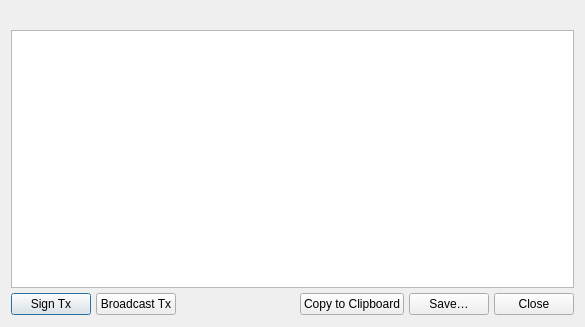
Qt form src/qt/forms/psbtoperationsdialog.ui (AvianNetwork/Avian) before a commit.
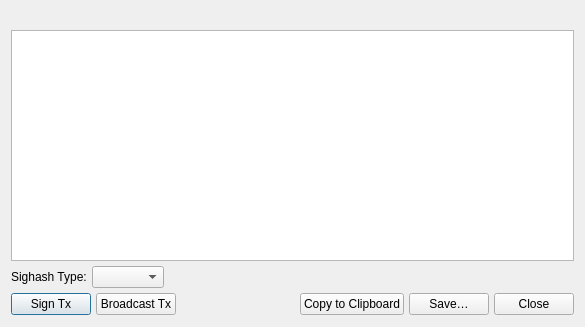
The same form after that commit.

Commit message: feat: add Create Unsigned PSBT button to asset creation dialog

The edit to the form file:
```diff
--- a/src/qt/forms/psbtoperationsdialog.ui
+++ b/src/qt/forms/psbtoperationsdialog.ui
@@ -63,6 +63,40 @@
        </property>
       </widget>
      </item>
+     <item>
+      <layout class="QHBoxLayout" name="sighashRowLayout">
+       <property name="spacing">
+        <number>5</number>
+       </property>
+       <item>
+        <widget class="QLabel" name="sighashTypeLabel">
+         <property name="text">
+          <string>Sighash Type:</string>
+         </property>
+        </widget>
+       </item>
+       <item>
+        <widget class="QComboBox" name="sighashTypeCombo">
+         <property name="toolTip">
+          <string>Signature hash type used when signing inputs. Use SINGLE|FORKID|ANYONECANPAY for Marketplace asset listings.</string>
+         </property>
+        </widget>
+       </item>
+       <item>
+        <spacer name="sighashSpacer">
+         <property name="orientation">
+          <enum>Qt::Horizontal</enum>
+         </property>
+         <property name="sizeHint" stdset="0">
+          <size>
+           <width>40</width>
+           <height>20</height>
+          </size>
+         </property>
+        </spacer>
+       </item>
+      </layout>
+     </item>
      <item>
       <layout class="QHBoxLayout" name="buttonRowLayout">
        <property name="spacing">
```
The commit also changes 2 other files.
